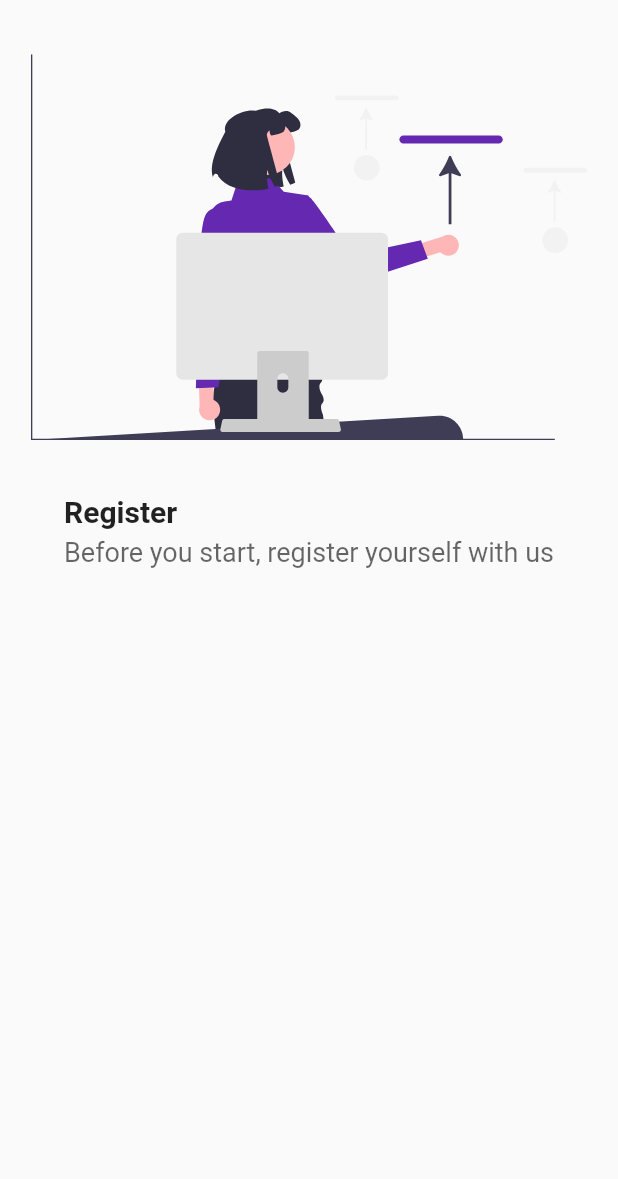
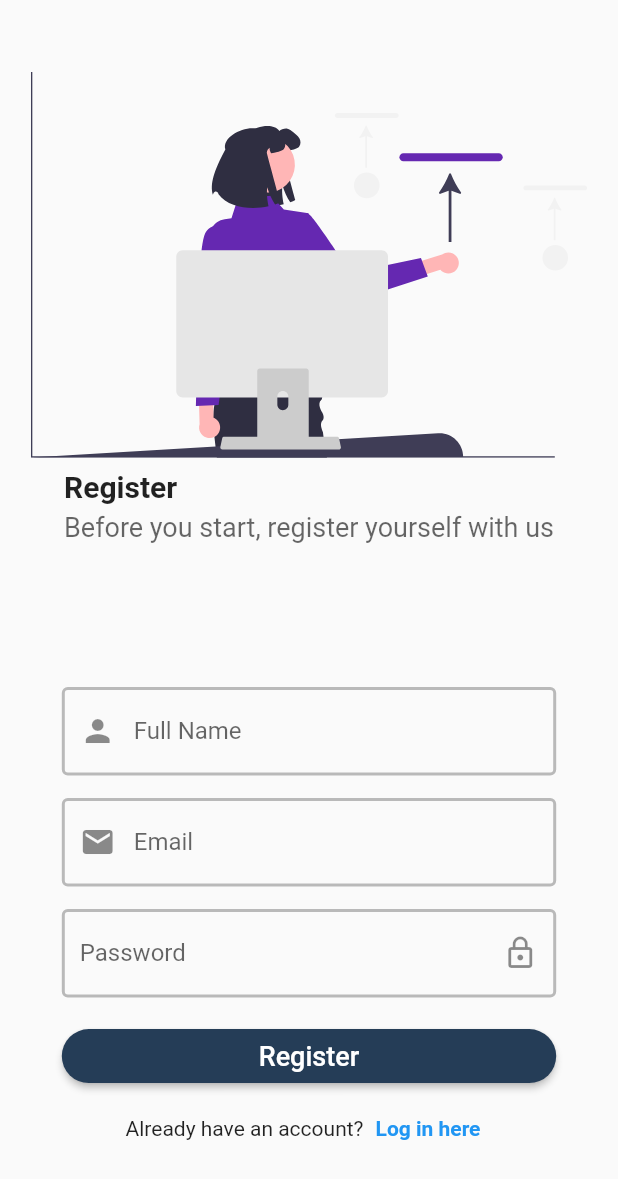
Before and after one commit to Dalex19/Flutter-Jobs, a Flutter app: the RegisterScreen screen opened by its route, on a phone screen of 412 x 824 dp. Shown: the top 1179 px of the screen. Run offline on Flutter 3.47's test engine with Material 2 defaults, Android fonts, the phone set to English and light mode, and no system bars; our stand-ins replace flutter_svg, go_router.

Commit message:
feat: register screen

```diff
--- a/lib/ui/screens/register.dart
+++ b/lib/ui/screens/register.dart
@@ -1,29 +1,32 @@
-
 import 'package:flutter/material.dart';
+import 'package:flutter_jobs/ui/widgets/form_register.dart';
 import 'package:flutter_jobs/ui/widgets/toolbar.dart';
 import 'package:flutter_svg/flutter_svg.dart';
 
-class RegisterScreen extends StatelessWidget{
+class RegisterScreen extends StatelessWidget {
   const RegisterScreen({super.key});
 
   @override
-  Widget build (BuildContext context) {
+  Widget build(BuildContext context) {
     return Scaffold(
-
-      body: Column(
-        mainAxisAlignment: MainAxisAlignment.start, //mueve elementos verticalmente
-        //crossAxisAlignment: CrossAxisAlignment.center, //mueve elemento horizontalmente
-        children: [
-           Center(
+        body: SingleChildScrollView(
             child: Container(
-              width: MediaQuery.of(context).size.width * 0.9,
-              height: MediaQuery.of(context).size.height * 0.4,
-              child:  SvgPicture.asset("assets/registerIcon.svg"),
-            ),
-            ),
-          Toolbar("Register", "Before you start, register yourself with us")
-        ]),
-    );
+      width: MediaQuery.of(context).size.width,
+      height: MediaQuery.of(context).size.height,
+      child:
+          Column(mainAxisAlignment: MainAxisAlignment.spaceAround, children: [
+        Center(
+          child: Container(
+            child: Column(children: [
+              SvgPicture.asset("assets/registerIcon.svg",
+                  width: MediaQuery.of(context).size.width * 0.9),
+              const SizedBox(height: 8),
+              Toolbar("Register", "Before you start, register yourself with us")
+            ]),
+          ),
+        ),
+        FormRegister()
+      ]),
+    )));
   }
-
 }
--- a/lib/ui/widgets/custom_button.dart
+++ b/lib/ui/widgets/custom_button.dart
@@ -3,17 +3,19 @@ import 'package:flutter/material.dart';
 class CustomButton extends StatelessWidget {
   final String _name;
   final Color _color;
+  final Color? colorText;
   final VoidCallback _onPress;
 
-  CustomButton(this._name, this._color, this._onPress);
+  CustomButton(this._name, this._color, this._onPress, {this.colorText});
 
   @override
   Widget build(BuildContext context) {
     return ElevatedButton(
       onPressed: _onPress,
-      child: Text(_name),
+      child:  Text(_name,
+        style:  TextStyle(color: (colorText != null) ? colorText : Colors.black),
+      ),
       style:ElevatedButton.styleFrom(
-        foregroundColor: Colors.black,
         backgroundColor: _color,
         textStyle: TextStyle(fontSize: 18, fontWeight: FontWeight.w500),
         shape: const RoundedRectangleBorder(
--- /dev/null
+++ b/lib/ui/widgets/form_register.dart
@@ -0,0 +1,88 @@
+import 'package:flutter/material.dart';
+import 'package:flutter_jobs/ui/widgets/custom_button.dart';
+import 'package:flutter_jobs/ui/widgets/info_button.dart';
+import 'package:flutter_jobs/ui/widgets/password_field.dart';
+
+class FormRegister extends StatefulWidget {
+  const FormRegister({super.key});
+
+  @override
+  FormRegisterState createState() {
+    return FormRegisterState();
+  }
+}
+
+class FormRegisterState extends State<FormRegister> {
+  final _formKey = GlobalKey<FormState>();
+
+  TextEditingController fullnameController = TextEditingController();
+  TextEditingController emailController = TextEditingController();
+  TextEditingController passwordController = TextEditingController();
+
+  @override
+  Widget build(BuildContext context) {
+    return Form(
+        key: _formKey,
+        child: Container(
+          width: MediaQuery.of(context).size.width * 0.8,
+          child: Column(
+            crossAxisAlignment: CrossAxisAlignment.stretch,
+            children: [
+              TextFormField(
+                controller: fullnameController,
+                keyboardType: TextInputType.text,
+                decoration: const InputDecoration(
+                    prefixIcon: Icon(Icons.person),
+                    labelText: "Full Name",
+                    enabledBorder: OutlineInputBorder(
+                      borderSide: BorderSide(width: 2, color: Colors.black26),
+                    )),
+                validator: (value) {
+                  if (value == null || value.isEmpty) {
+                    return 'Please enter some text';
+                  }
+                  return null;
+                },
+              ),
+              SizedBox(height: 15),
+              TextFormField(
+                controller: emailController,
+                keyboardType: TextInputType.emailAddress,
+                decoration: const InputDecoration(
+                    prefixIcon: Icon(Icons.email),
+                    labelText: "Email",
+                    enabledBorder: OutlineInputBorder(
+                      borderSide: BorderSide(width: 2, color: Colors.black26),
+                    )),
+                validator: (value) {
+                  if (value == null || value.isEmpty) {
+                    return 'Please enter some text';
+                  }
+                  return null;
+                },
+              ),
+              SizedBox(height: 15),
+              PasswordField(passwordController),
+              SizedBox(height: 15),
+              CustomButton(
+                "Register",
+                Color(0xFF253D57),
+                () {
+
+                  if (_formKey.currentState!.validate()) {
+                    Map<String, String> data = {
+                      "name" : fullnameController.text,
+                      "email": emailController.text,
+                      "password": passwordController.text
+                    };
+                    print(data);
+                  }
+                },
+                colorText: Colors.white,
+              ),
+              InfoButton("Already have an account?", "Log in here", () => print("hi"))
+            ],
+          ),
+        ));
+  }
+}
--- /dev/null
+++ b/lib/ui/widgets/info_button.dart
@@ -0,0 +1,27 @@
+import 'package:flutter/material.dart';
+
+class InfoButton extends StatelessWidget {
+  String _primaryText, _secondText;
+  //FunctionVoid _redirect = FunctionVoid;
+  VoidCallback _redirect;
+
+  InfoButton(this._primaryText, this._secondText, this._redirect);
+
+  @override
+  Widget build(BuildContext context) {
+    return Row(
+      mainAxisAlignment: MainAxisAlignment.center,
+      children: [
+        Text(_primaryText),
+        TextButton(
+          style: TextButton.styleFrom(
+            textStyle: const TextStyle(
+                color: Color(0xFF253D57), fontWeight: FontWeight.bold),
+          ),
+          onPressed: _redirect,
+          child: Text(_secondText),
+        ),
+      ],
+    );
+  }
+}
--- /dev/null
+++ b/lib/ui/widgets/password_field.dart
@@ -0,0 +1,43 @@
+import 'package:flutter/material.dart';
+
+class PasswordField extends StatefulWidget {
+  TextEditingController passwordController;
+
+  PasswordField(this.passwordController);
+
+  @override
+  PasswordFieldState createState() {
+    return PasswordFieldState();
+  }
+}
+
+class PasswordFieldState extends State<PasswordField> {
+  bool viewEye = false;
+
+  @override
+  Widget build(BuildContext context) {
+    return TextFormField(
+      controller: widget.passwordController,
+      keyboardType: TextInputType.text,
+      obscureText: !viewEye,
+      decoration: InputDecoration(
+          suffixIcon: IconButton(
+              onPressed: () {
+                setState(() {
+                  viewEye = !viewEye;
+                });
+              },
+              icon: Icon(!viewEye ? Icons.lock_outline : Icons.lock_open)),
+          labelText: "Password",
+          enabledBorder: const OutlineInputBorder(
+            borderSide: BorderSide(width: 2, color: Colors.black26),
+          )),
+      validator: (value) {
+        if (value == null || value.isEmpty) {
+          return 'Please enter some text';
+        }
+        return null;
+      },
+    );
+  }
+}
```
